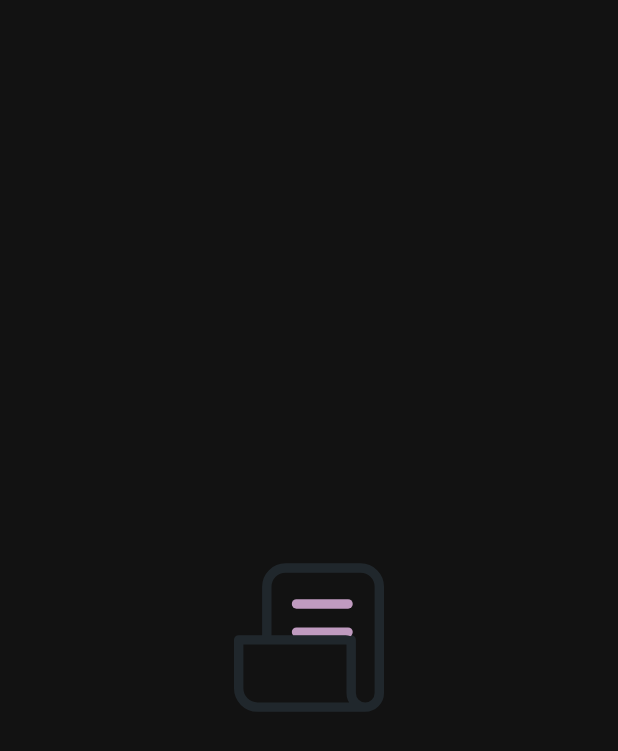
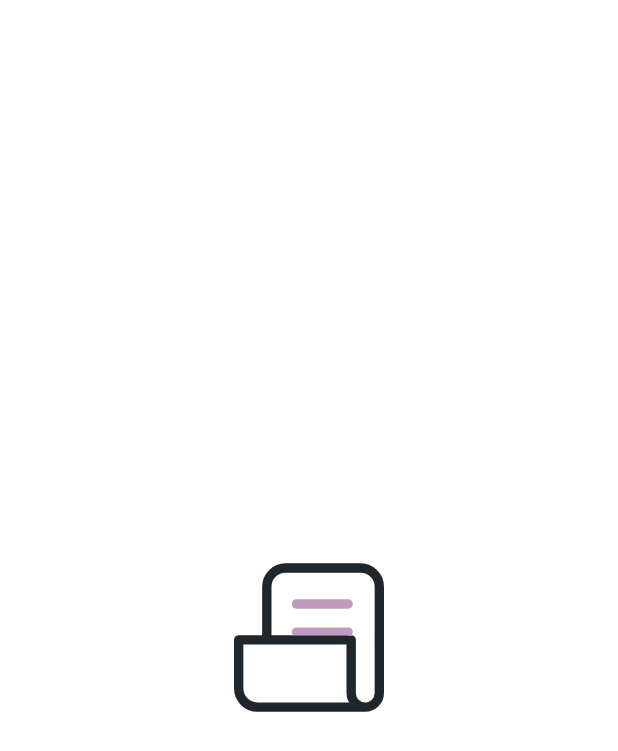
Before and after one commit to S-Mistarihi/note_app, a Flutter app: the screen it shows after launch, on a phone screen of 412 x 824 dp. Shown: the top 751 px of the screen. Run offline on Flutter 3.47's test engine with Material 3 defaults, Android fonts, the phone set to English and light mode, and no system bars; our stand-ins replace google_fonts, hive, hive_flutter, lottie, shared_preferences, sizer; accounts and stored records are empty.

Commit message:
feat: build pinned button And theme mode

```diff
--- a/lib/core/constants/app_text_style.dart
+++ b/lib/core/constants/app_text_style.dart
@@ -32,4 +32,8 @@ class AppTextStyle {
     color: AppColor.basicWhite,
     fontWeight: FontWeight.bold,
   );
+  static TextStyle font18Bold = GoogleFonts.nunito(
+    fontSize: 18,
+    fontWeight: FontWeight.bold,
+  );
 }
--- a/lib/core/managers/theme_manager.dart
+++ b/lib/core/managers/theme_manager.dart
@@ -1,7 +1,7 @@
 import 'package:flutter/material.dart';
 import 'package:shared_preferences/shared_preferences.dart';
 
-class ThemeManager {
+class ThemeManager extends ChangeNotifier {
   ThemeManager._();
 
   static final ThemeManager instance = ThemeManager._();
@@ -16,7 +16,6 @@ class ThemeManager {
 
   bool get isDark => _themeMode == ThemeMode.dark;
 
-  /// Initialize Theme
   Future<void> init() async {
     _prefs = await SharedPreferences.getInstance();
 
@@ -25,15 +24,60 @@ class ThemeManager {
     _themeMode = isDark ? ThemeMode.dark : ThemeMode.light;
   }
 
-  /// Change Theme
   Future<void> setTheme(bool isDark) async {
     _themeMode = isDark ? ThemeMode.dark : ThemeMode.light;
 
     await _prefs.setBool(_themeKey, isDark);
+
+    notifyListeners();
   }
 
-  /// Toggle Theme
   Future<void> toggleTheme() async {
     await setTheme(!isDark);
   }
 }
+
+
+
+
+
+
+// import 'package:flutter/material.dart';
+// import 'package:shared_preferences/shared_preferences.dart';
+//
+// class ThemeManager {
+//   ThemeManager._();
+//
+//   static final ThemeManager instance = ThemeManager._();
+//
+//   static const String _themeKey = 'isDark';
+//
+//   late SharedPreferences _prefs;
+//
+//   ThemeMode _themeMode = ThemeMode.light;
+//
+//   ThemeMode get themeMode => _themeMode;
+//
+//   bool get isDark => _themeMode == ThemeMode.dark;
+//
+//   /// Initialize Theme
+//   Future<void> init() async {
+//     _prefs = await SharedPreferences.getInstance();
+//
+//     final isDark = _prefs.getBool(_themeKey) ?? false;
+//
+//     _themeMode = isDark ? ThemeMode.dark : ThemeMode.light;
+//   }
+//
+//   /// Change Theme
+//   Future<void> setTheme(bool isDark) async {
+//     _themeMode = isDark ? ThemeMode.dark : ThemeMode.light;
+//
+//     await _prefs.setBool(_themeKey, isDark);
+//   }
+//
+//   /// Toggle Theme
+//   Future<void> toggleTheme() async {
+//     await setTheme(!isDark);
+//   }
+// }
--- a/lib/main.dart
+++ b/lib/main.dart
@@ -6,6 +6,7 @@ import 'package:note_app/screens/splash/splash_screen.dart';
 
 import 'core/constants/hive_boxes.dart';
 import 'core/theme/dark_theme.dart';
+import 'core/theme/light_theme.dart';
 import 'models/note_model.dart';
 
 void main() async {
@@ -22,28 +23,31 @@ void main() async {
   runApp(MyApp());
 }
 
-class MyApp extends StatefulWidget {
+class MyApp extends StatelessWidget {
   const MyApp({super.key});
 
   @override
-  State<MyApp> createState() => _MyAppState();
-}
+  Widget build(BuildContext context) {
+    return AnimatedBuilder(
+      animation: ThemeManager.instance,
 
-class _MyAppState extends State<MyApp> {
-  void refreshTheme() {
-    setState(() {});
-  }
+      builder: (context, _) {
+        return Sizer(
+          builder: (context, orientation, screenType) {
+            return MaterialApp(
+              debugShowCheckedModeBanner: false,
 
-  @override
-  Widget build(BuildContext context) {
-    return Sizer(
-      builder: (context, orientation, screenType) {
-        return MaterialApp(
-          debugShowCheckedModeBanner: false,
-          locale: Locale('en'),
-          theme: darkTheme,
-          themeMode: ThemeManager.instance.themeMode,
-          home: SplashScreen(),
+              locale: const Locale('en'),
+
+              theme: lightTheme,
+
+              darkTheme: darkTheme,
+
+              themeMode: ThemeManager.instance.themeMode,
+
+              home: const SplashScreen(),
+            );
+          },
         );
       },
     );
--- a/lib/screens/add_note_sheet/widget/color_picker.dart
+++ b/lib/screens/add_note_sheet/widget/color_picker.dart
@@ -19,7 +19,7 @@ class ColorPicker extends StatelessWidget {
       child: ListView.separated(
         scrollDirection: Axis.horizontal,
         itemCount: colors.length,
-        separatorBuilder: (_, __) => const SizedBox(width: 10),
+        separatorBuilder: (_, _) => const SizedBox(width: 10),
         itemBuilder: (context, index) {
           final color = colors[index];
           final isSelected = color == selectedColor;
```
Also changed, not shown: lib/screens/edit_note/edit_note_screen.dart (+37 -1 lines), lib/screens/edit_note/widget/build_header.dart (+11 -7 lines), lib/screens/edit_note/widget/edit_note_setting.dart (added, +66 -0 lines).
